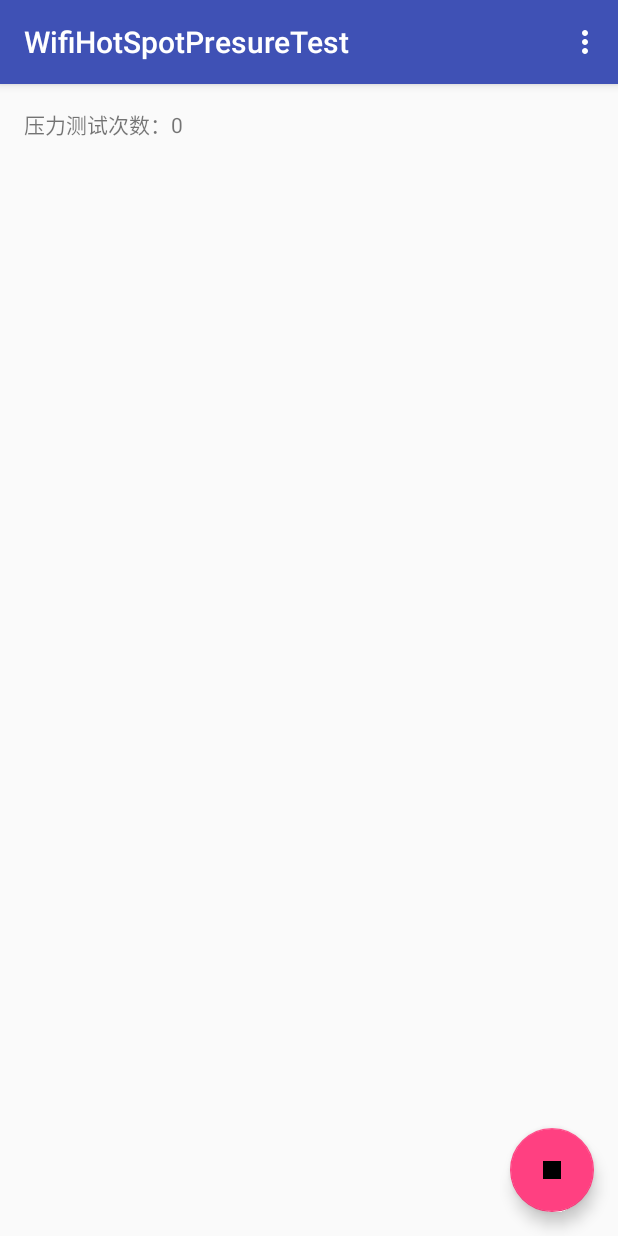
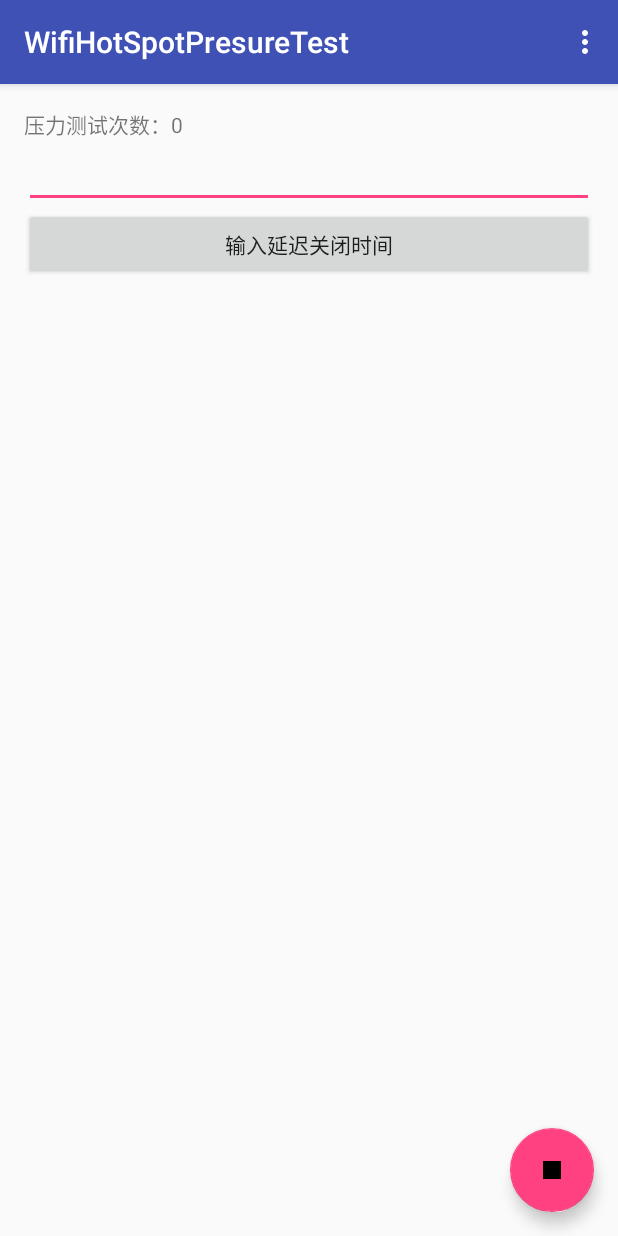
Before and after one commit to tlemar/WifiHotSpotPresureTest, an Android app: the screen it shows after launch (MainActivity), after a tap on an icon or button, on a phone screen of 412 x 824 dp. Run offline under Robolectric (Android 15) with nearby library versions, the phone set to English and light mode, and no system bars.

Commit message:
设定热点开启之后延迟关闭时间
设定热点开启之后延迟关闭时间

```diff
--- a/app/src/main/java/com/vivo/zhouchen/wifihotspotpresuretest/HotSpotPresureTest.java
+++ b/app/src/main/java/com/vivo/zhouchen/wifihotspotpresuretest/HotSpotPresureTest.java
@@ -7,8 +7,14 @@ import android.content.IntentFilter;
 import android.net.wifi.WifiConfiguration;
 import android.net.wifi.WifiManager;
 import android.os.CountDownTimer;
+import android.os.Environment;
+import android.os.Handler;
 import android.util.Log;
 
+import org.w3c.dom.ls.LSException;
+
+import java.io.File;
+import java.io.IOException;
 import java.util.Map;
 import java.util.Queue;
 
@@ -25,17 +31,18 @@ public class HotSpotPresureTest implements ITestPlaner {
     private String tag = "HotSpotPresure";
     Context mContext;
 
+    static public int mDelayTimes= 0;
     Object hotspotLock = new Object();
     private boolean isForceStop = false;
 
+    private Handler mHandler ;
     HotSpotPresureTest(Context context) {
-
         mContext = context;
         mWifiManager = (WifiManager) context.getSystemService(Context.WIFI_SERVICE);
         mNetUtils = new NetUtils(context);
         mTestParas = TestParas.createTestParasFromFile();
         mWifiConfig = mNetUtils.setWifiCofig("wifiTest", "12345678", 1);
-
+        mHandler = new Handler(mContext.getMainLooper());
     }
 
     @Override
@@ -57,7 +64,6 @@ public class HotSpotPresureTest implements ITestPlaner {
         intentFilter.addAction("android.net.wifi.WIFI_AP_STATE_CHANGED");
         mContext.registerReceiver(hotSpotReceiver, intentFilter);
         while (mTimes < mTestParas.Times) {
-//            Log.e(tag, "wifi config is " + mWifiConfig.toString());
 
             if (isForceStop) {
                 mContext.unregisterReceiver(hotSpotReceiver);
@@ -127,17 +133,23 @@ public class HotSpotPresureTest implements ITestPlaner {
                 //int preWifiApState = intent.getIntExtra("previous_wifi_state", -1);
                 if (wifiApStat == 13 /* && preWifiApState != 13*/ ) {
 
-                    try {
-                        Thread.sleep(1000);
-                    } catch (InterruptedException e) {
-                        e.printStackTrace();
-                    }
+//                    try {
+//                        Thread.sleep(mDelayTimes*1000);
+//                    } catch (InterruptedException e) {
+//                        e.printStackTrace();
+//                    }
                     synchronized (hotspotLock) {
                         hotspotLock.notifyAll();
                     }
 
-                    mNetUtils.closeSoftAp(mNetUtils.setWifiCofig("wifiTest", "12345678",1));
-                    mTimes++;
+                    mHandler.postDelayed(new Runnable() {
+                        @Override
+                        public void run() {
+                            mNetUtils.closeSoftAp(mNetUtils.setWifiCofig("wifiTest", "12345678",1));
+                            mTimes++;
+                        }
+                    }, mDelayTimes*1000);
+
 
                 }
                 //hotspotTimer.cancel();
--- a/app/src/main/java/com/vivo/zhouchen/wifihotspotpresuretest/MainActivity.java
+++ b/app/src/main/java/com/vivo/zhouchen/wifihotspotpresuretest/MainActivity.java
@@ -5,17 +5,23 @@ import android.content.Context;
 import android.content.Intent;
 import android.content.IntentFilter;
 import android.os.Bundle;
-import android.support.design.widget.FloatingActionButton;
-import android.support.design.widget.Snackbar;
+import android.os.Environment;
+
+import android.os.Handler;
 import android.support.v7.app.AppCompatActivity;
 import android.support.v7.widget.Toolbar;
 import android.util.Log;
 import android.view.View;
 import android.view.Menu;
 import android.view.MenuItem;
+import android.widget.Button;
+import android.widget.EditText;
 import android.widget.TextView;
+import android.widget.Toast;
 
 import com.vivo.zhouchen.wifihotspotpresuretest.UIComponent.StateFAB;
+
+import java.io.File;
 
 public class MainActivity extends AppCompatActivity {
     StateFAB stateFAB;
@@ -25,12 +31,37 @@ public class MainActivity extends AppCompatActivity {
     int mTimes = 0;
     HotSpotReceiver hotSpotReceiver;
 
+    Button mSubmitStopTimes;
+
+    EditText mStopTimes;
+    Handler mHander;
+
     @Override
     protected void onCreate(Bundle savedInstanceState) {
         super.onCreate(savedInstanceState);
         setContentView(R.layout.activity_main);
         Toolbar toolbar = (Toolbar) findViewById(R.id.toolbar);
         setSupportActionBar(toolbar);
+
+        mSubmitStopTimes = (Button) findViewById(R.id.submitStopTime);
+        mStopTimes = (EditText) findViewById(R.id.stopTimes);
+
+
+        mHander = new Handler(getMainLooper());
+        mSubmitStopTimes.setOnClickListener(new View.OnClickListener() {
+            @Override
+            public void onClick(View v) {
+                try {
+                    int delaytime  = Integer.parseInt(mStopTimes.getText().toString());
+                    hotSpotPresureTest.mDelayTimes = delaytime;
+                    Toast.makeText(getApplicationContext(), "成功设置延迟等待时间为"+ delaytime, Toast.LENGTH_SHORT).show();
+                } catch (Exception e) {
+                    Log.e(tag, "exception is " + e);
+                    Toast.makeText(getApplicationContext(), "请输入一个正整数", Toast.LENGTH_SHORT).show();
+
+                }
+            }
+        });
 
         stateFAB = (StateFAB) findViewById(R.id.fab);
         stateFAB.setOnClickListener(new View.OnClickListener() {
@@ -47,7 +78,19 @@ public class MainActivity extends AppCompatActivity {
 
         mHint = (TextView) findViewById(R.id.textview_softap_times);
         hotSpotReceiver = new HotSpotReceiver();
-        mHint.setText("压力测试次数："+0);
+        mHint.setText("压力测试次数：" + 0);
+
+
+
+        String sdcard  = Environment.getExternalStorageDirectory().toString();
+        File sd = Environment.getExternalStorageDirectory();
+
+        Log.e(tag, "sd.canWrite() is " + sd.canWrite());
+
+        Log.e(tag, "sdcard file is " + sdcard);
+        File file = new File(sd + "/tetherDebug.file");
+        Log.e(tag ,"file exist() " + file.exists());
+
     }
 
     private void stopTask() {
@@ -55,7 +98,16 @@ public class MainActivity extends AppCompatActivity {
         stateFAB.setActionState(true);
         getApplicationContext().unregisterReceiver(hotSpotReceiver);
         hotSpotPresureTest.stopTestForcely();
+
+        new Runnable() {
+            @Override
+            public void run() {
+
+            }
+        };
     }
+
+
 
     private void startTask() {
         mHint.setText("压力测试次数："+0);
--- a/app/src/main/res/layout/content_main.xml
+++ b/app/src/main/res/layout/content_main.xml
@@ -17,4 +17,18 @@
         android:layout_width="wrap_content"
         android:layout_height="wrap_content"
         android:text="Hello World!" />
+
+
+    <EditText
+        android:layout_below="@+id/textview_softap_times"
+        android:id="@+id/stopTimes"
+        android:inputType="numberDecimal"
+        android:layout_width="match_parent"
+        android:layout_height="wrap_content" />
+    <Button
+        android:layout_below="@+id/stopTimes"
+        android:id="@+id/submitStopTime"
+        android:text="输入延迟关闭时间"
+        android:layout_width="match_parent"
+        android:layout_height="wrap_content" />
 </RelativeLayout>
```
Also changed, not shown: app/src/main/AndroidManifest.xml (+6 -1 lines).
